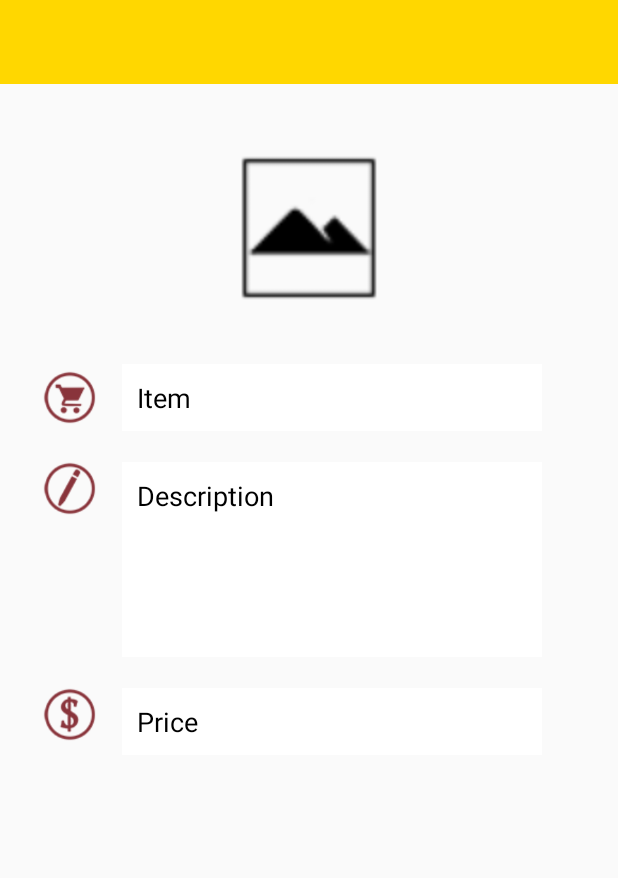
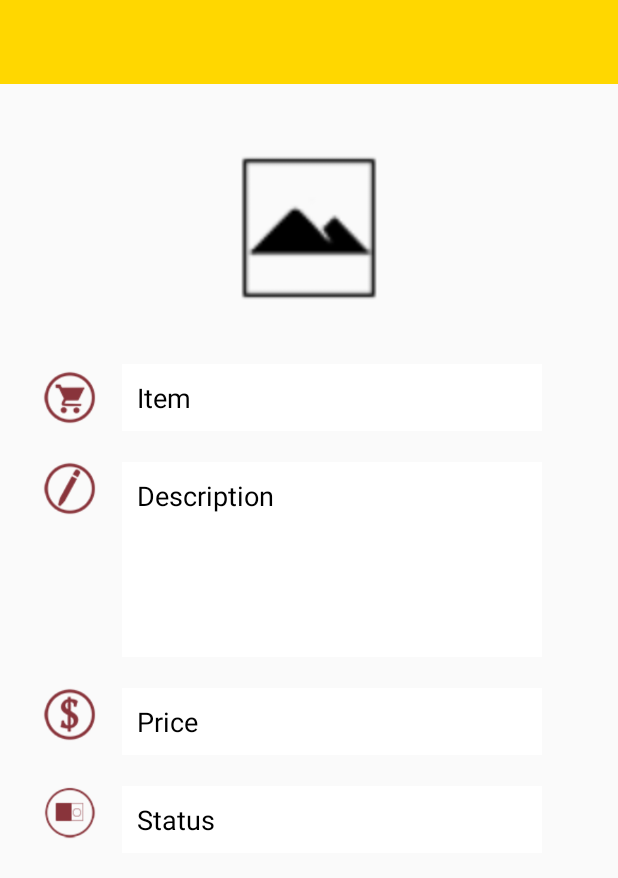
Before and after one commit to jacqueamaya/TBS_user, an Android app: the layout activity_sell_item_details.xml on its own in the app's theme, with its tools: preview values and no code run, on a phone screen of 412 x 824 dp. Shown: the top 878 px of the screen. Run offline under Robolectric (Android 15) with nearby library versions, the phone set to English and light mode, and no system bars.

Commit message:
Added status for details of sell item

```diff
--- a/app/src/main/java/citu/teknoybuyandselluser/Constants.java
+++ b/app/src/main/java/citu/teknoybuyandselluser/Constants.java
@@ -24,6 +24,7 @@ public class Constants {
     public static final String RESERVED_DATE = "reserved_date";
     public static final String RESERVATION_ID = "reservation_id";
     public static final String STARS_REQUIRED = "stars_required";
+    public static final String STATUS = "status";
     public static final String IMAGE_URL = "url";
     public static final String FORMAT_PRICE = "formatPrice";
     public static final int INDEX_USER_IMAGE = (int) (Math.random()*10);
--- a/app/src/main/java/citu/teknoybuyandselluser/DonationsActivity.java
+++ b/app/src/main/java/citu/teknoybuyandselluser/DonationsActivity.java
@@ -51,6 +51,7 @@ public class DonationsActivity extends BaseActivity {
 
     private String searchQuery = "";
     private String category = "";
+    private Spinner spinnerSortBy;
 
     @Override
     protected void onCreate(Bundle savedInstanceState) {
@@ -61,6 +62,7 @@ public class DonationsActivity extends BaseActivity {
 
         txtCategory = (TextView) findViewById(R.id.txtCategory);
         progressBar = (ProgressBar) findViewById(R.id.progressGetItems);
+        spinnerSortBy = (Spinner) findViewById(R.id.spinnerSortBy);
         progressBar.setVisibility(View.GONE);
 
         sortBy = getResources().getStringArray(R.array.donations_sort_by);
@@ -160,7 +162,7 @@ public class DonationsActivity extends BaseActivity {
             public void success(String responseBody) {
                 allDonations = new ArrayList<Item>();
                 Log.v(TAG, responseBody);
-                JSONArray jsonArray = null;
+                JSONArray jsonArray;
 
                 try {
                     ListView lv = (ListView) findViewById(R.id.listViewDonations);
@@ -178,7 +180,6 @@ public class DonationsActivity extends BaseActivity {
                         lv.setVisibility(View.VISIBLE);
                         lv.setAdapter(listAdapter);
 
-                        Spinner spinnerSortBy = (Spinner) findViewById(R.id.spinnerSortBy);
                         spinnerSortBy.setOnItemSelectedListener(new AdapterView.OnItemSelectedListener() {
                             @Override
                             public void onItemSelected(AdapterView<?> parent, View view, int position, long id) {
--- a/app/src/main/java/citu/teknoybuyandselluser/SellItemDetailsActivity.java
+++ b/app/src/main/java/citu/teknoybuyandselluser/SellItemDetailsActivity.java
@@ -16,6 +16,7 @@ public class SellItemDetailsActivity extends BaseActivity {
     private TextView mTxtItem;
     private TextView mTxtDescription;
     private TextView mTxtPrice;
+    private TextView mTxtStatus;
     private ImageView mImgPreview;
 
     private float mPrice;
@@ -23,6 +24,7 @@ public class SellItemDetailsActivity extends BaseActivity {
     private String mItemName;
     private String mPicture;
     private String mFormatPrice;
+    private String mStatus;
 
     @Override
     protected void onCreate(Bundle savedInstanceState) {
@@ -37,15 +39,18 @@ public class SellItemDetailsActivity extends BaseActivity {
         mPrice = intent.getFloatExtra(Constants.PRICE, 0);
         mPicture = intent.getStringExtra(Constants.PICTURE);
         mFormatPrice = intent.getStringExtra(Constants.FORMAT_PRICE);
+        mStatus = intent.getStringExtra(Constants.STATUS);
 
         mTxtItem = (TextView) findViewById(R.id.txtItem);
         mTxtDescription = (TextView) findViewById(R.id.txtDescription);
         mTxtPrice = (TextView) findViewById(R.id.txtPrice);
+        mTxtStatus = (TextView) findViewById(R.id.txtStatus);
         mImgPreview = (ImageView) findViewById(R.id.preview);
 
         mTxtItem.setText(mItemName);
         mTxtDescription.setText(mDescription);
         mTxtPrice.setText("" + mFormatPrice);
+        mTxtStatus.setText(mStatus);
 
         Picasso.with(this)
                 .load(mPicture)
--- a/app/src/main/java/citu/teknoybuyandselluser/SellItemsActivity.java
+++ b/app/src/main/java/citu/teknoybuyandselluser/SellItemsActivity.java
@@ -32,6 +32,7 @@ public class SellItemsActivity extends BaseActivity {
     private String mItemName;
     private String mPicture;
     private String mFormatPrice;
+    private String mStatus;
 
     private ItemsListAdapter listAdapter;
 
@@ -105,6 +106,7 @@ public class SellItemsActivity extends BaseActivity {
                                 mPicture = item.getPicture();
                                 mStarsRequired = item.getStars_required();
                                 mFormatPrice = item.getFormattedPrice();
+                                mStatus = item.getStatus();
 
                                 Intent intent;
                                 intent = new Intent(SellItemsActivity.this, SellItemDetailsActivity.class);
@@ -115,6 +117,7 @@ public class SellItemsActivity extends BaseActivity {
                                 intent.putExtra(Constants.PICTURE, mPicture);
                                 intent.putExtra(Constants.STARS_REQUIRED, mStarsRequired);
                                 intent.putExtra(Constants.FORMAT_PRICE, mFormatPrice);
+                                intent.putExtra(Constants.STATUS, mStatus);
                                 startActivity(intent);
                             }
                         });
--- a/app/src/main/res/layout/activity_sell_item_details.xml
+++ b/app/src/main/res/layout/activity_sell_item_details.xml
@@ -138,6 +138,39 @@
                     android:enabled="false"/>
 
                 </TableRow>
+
+                <TableRow
+                    android:id="@+id/tableRow4"
+                    android:layout_width="wrap_content"
+                    android:layout_height="wrap_content"
+                    android:padding="5dip" >
+                    <ImageView
+                        android:id="@+id/status"
+                        android:layout_width="wrap_content"
+                        android:layout_height="35dp"
+                        android:layout_below="@id/price"
+                        android:layout_marginTop="10dp"
+                        android:src="@drawable/input_status_small"
+                        android:tint="@color/Louie" />
+
+                    <EditText
+                        android:id="@+id/txtStatus"
+                        android:layout_width="280dp"
+                        android:layout_height="wrap_content"
+                        android:layout_below="@id/txtPrice"
+                        android:layout_marginLeft="10dp"
+                        android:layout_marginTop="10dp"
+                        android:layout_toRightOf="@+id/status"
+                        android:text="Status"
+                        android:textColorHint="@color/Black"
+                        android:textColor="@color/Black"
+                        android:textSize="18sp"
+                        android:background="@drawable/textbox"
+                        android:padding="10dp"
+                        android:enabled="false"/>
+
+                </TableRow>
+
             </TableLayout>
 
         </RelativeLayout>
--- a/app/src/main/res/values/strings.xml
+++ b/app/src/main/res/values/strings.xml
@@ -66,13 +66,13 @@
     <string name="title_activity_search_results">SearchResultsActivity</string>
 
     <string-array name="sort_by">
+        <item>Date</item>
         <item>Price</item>
         <item>Name</item>
-        <item>Date</item>
     </string-array>
     <string-array name="donations_sort_by">
+        <item>Date</item>
         <item>Name</item>
-        <item>Date</item>
     </string-array>
     <string name="title_activity_splash">SplashActivity</string>
 
```
Also changed, not shown: app/src/main/res/drawable/input_status.png (added), app/src/main/res/drawable/input_status_small.png (added).
